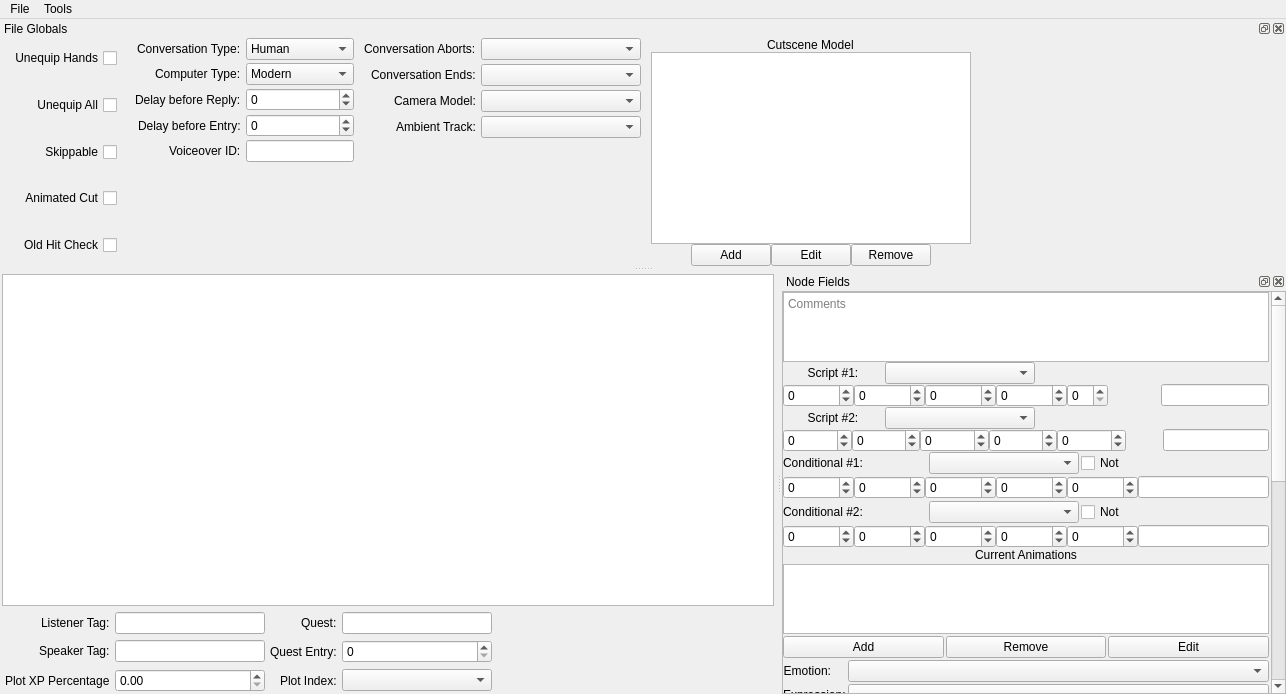
Old version of the form Tools/HolocronToolset/src/ui/editors/dlg.ui in the repository NickHugi/PyKotor.
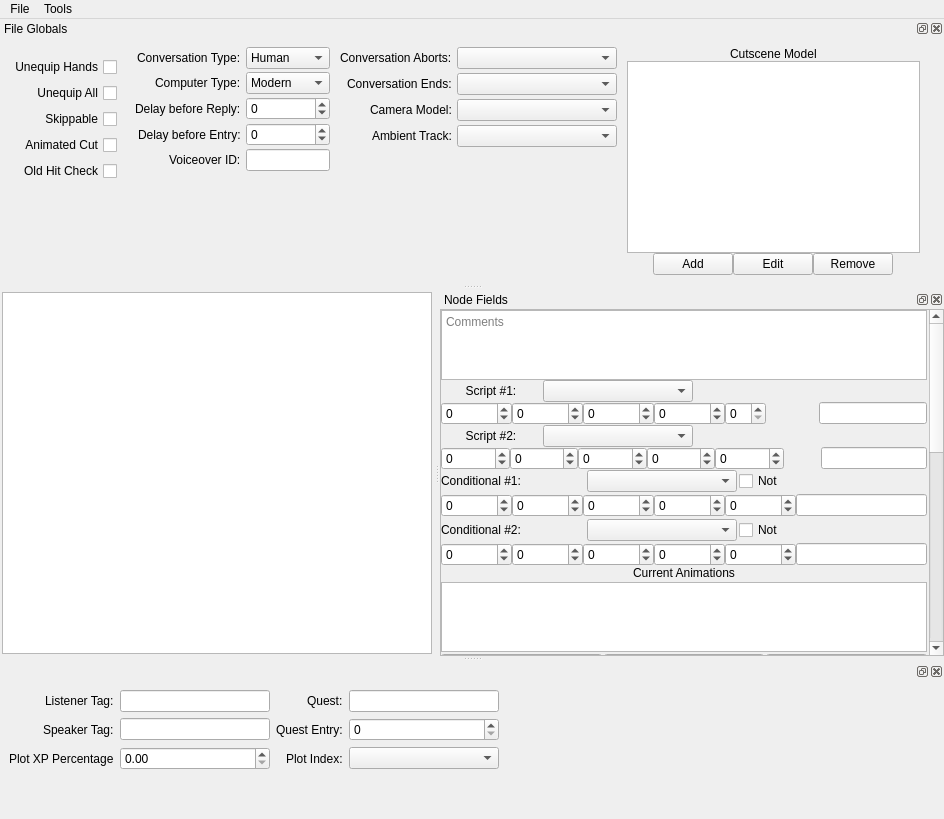
New version of the form. Custom widgets are drawn as their Qt base class.

Diff of the .ui file:
```diff
--- a/Tools/HolocronToolset/src/ui/editors/dlg.ui
+++ b/Tools/HolocronToolset/src/ui/editors/dlg.ui
@@ -6,8 +6,8 @@
    <rect>
     <x>0</x>
     <y>0</y>
-    <width>1286</width>
-    <height>694</height>
+    <width>944</width>
+    <height>819</height>
    </rect>
   </property>
   <property name="mouseTracking">
@@ -59,222 +59,6 @@
       </item>
      </layout>
     </item>
-    <item>
-     <layout class="QGridLayout" name="gridLayout">
-      <property name="leftMargin">
-       <number>3</number>
-      </property>
-      <property name="topMargin">
-       <number>0</number>
-      </property>
-      <property name="rightMargin">
-       <number>3</number>
-      </property>
-      <property name="bottomMargin">
-       <number>0</number>
-      </property>
-      <property name="horizontalSpacing">
-       <number>5</number>
-      </property>
-      <item row="0" column="3">
-       <widget class="QLineEdit" name="questEdit">
-        <property name="sizePolicy">
-         <sizepolicy hsizetype="Minimum" vsizetype="Fixed">
-          <horstretch>0</horstretch>
-          <verstretch>0</verstretch>
-         </sizepolicy>
-        </property>
-        <property name="minimumSize">
-         <size>
-          <width>150</width>
-          <height>0</height>
-         </size>
-        </property>
-        <property name="maximumSize">
-         <size>
-          <width>250</width>
-          <height>16777215</height>
-         </size>
-        </property>
-       </widget>
-      </item>
-      <item row="2" column="1">
-       <widget class="QDoubleSpinBox" name="plotXpSpin">
-        <property name="sizePolicy">
-         <sizepolicy hsizetype="Minimum" vsizetype="Fixed">
-          <horstretch>0</horstretch>
-          <verstretch>0</verstretch>
-         </sizepolicy>
-        </property>
-        <property name="minimumSize">
-         <size>
-          <width>150</width>
-          <height>0</height>
-         </size>
-        </property>
-        <property name="maximumSize">
-         <size>
-          <width>250</width>
-          <height>16777215</height>
-         </size>
-        </property>
-       </widget>
-      </item>
-      <item row="1" column="2" alignment="Qt::AlignRight">
-       <widget class="QLabel" name="questEntryLabel">
-        <property name="text">
-         <string>Quest Entry:</string>
-        </property>
-       </widget>
-      </item>
-      <item row="0" column="2" alignment="Qt::AlignRight">
-       <widget class="QLabel" name="questLabel">
-        <property name="text">
-         <string>Quest:</string>
-        </property>
-       </widget>
-      </item>
-      <item row="0" column="1">
-       <widget class="QLineEdit" name="listenerEdit">
-        <property name="sizePolicy">
-         <sizepolicy hsizetype="Minimum" vsizetype="Fixed">
-          <horstretch>0</horstretch>
-          <verstretch>0</verstretch>
-         </sizepolicy>
-        </property>
-        <property name="minimumSize">
-         <size>
-          <width>150</width>
-          <height>0</height>
-         </size>
-        </property>
-        <property name="maximumSize">
-         <size>
-          <width>250</width>
-          <height>16777215</height>
-         </size>
-        </property>
-       </widget>
-      </item>
-      <item row="0" column="0" alignment="Qt::AlignRight|Qt::AlignVCenter">
-       <widget class="QLabel" name="listenerTagLabel">
-        <property name="sizePolicy">
-         <sizepolicy hsizetype="Minimum" vsizetype="Preferred">
-          <horstretch>0</horstretch>
-          <verstretch>0</verstretch>
-         </sizepolicy>
-        </property>
-        <property name="text">
-         <string>Listener Tag:</string>
-        </property>
-       </widget>
-      </item>
-      <item row="1" column="1">
-       <widget class="QLineEdit" name="speakerEdit">
-        <property name="sizePolicy">
-         <sizepolicy hsizetype="Minimum" vsizetype="Fixed">
-          <horstretch>0</horstretch>
-          <verstretch>0</verstretch>
-         </sizepolicy>
-        </property>
-        <property name="minimumSize">
-         <size>
-          <width>150</width>
-          <height>0</height>
-         </size>
-        </property>
-        <property name="maximumSize">
-         <size>
-          <width>250</width>
-          <height>16777215</height>
-         </size>
-        </property>
-       </widget>
-      </item>
-      <item row="1" column="3">
-       <widget class="GFFFieldSpinBox" name="questEntrySpin">
-        <property name="minimumSize">
-         <size>
-          <width>150</width>
-          <height>0</height>
-         </size>
-        </property>
-        <property name="maximumSize">
-         <size>
-          <width>250</width>
-          <height>16777215</height>
-         </size>
-        </property>
-       </widget>
-      </item>
-      <item row="1" column="0" alignment="Qt::AlignRight|Qt::AlignVCenter">
-       <widget class="QLabel" name="speakerEditLabel">
-        <property name="text">
-         <string>Speaker Tag:</string>
-        </property>
-       </widget>
-      </item>
-      <item row="2" column="0" alignment="Qt::AlignRight">
-       <widget class="QLabel" name="plotXpPercentLabel">
-        <property name="text">
-         <string>Plot XP Percentage</string>
-        </property>
-       </widget>
-      </item>
-      <item row="1" column="4">
-       <spacer name="horizontalSpacer">
-        <property name="orientation">
-         <enum>Qt::Horizontal</enum>
-        </property>
-        <property name="sizeHint" stdset="0">
-         <size>
-          <width>40</width>
-          <height>20</height>
-         </size>
-        </property>
-       </spacer>
-      </item>
-      <item row="0" column="4">
-       <spacer name="horizontalSpacer_2">
-        <property name="orientation">
-         <enum>Qt::Horizontal</enum>
-        </property>
-        <property name="sizeHint" stdset="0">
-         <size>
-          <width>40</width>
-          <height>20</height>
-         </size>
-        </property>
-       </spacer>
-      </item>
-      <item row="2" column="4">
-       <spacer name="horizontalSpacer_3">
-        <property name="orientation">
-         <enum>Qt::Horizontal</enum>
-        </property>
-        <property name="sizeHint" stdset="0">
-         <size>
-          <width>40</width>
-          <height>20</height>
-         </size>
-        </property>
-       </spacer>
-      </item>
-      <item row="2" column="2" alignment="Qt::AlignRight">
-       <widget class="QLabel" name="plotIndexLabel">
-        <property name="whatsThis">
-         <string>GFF Field &quot;PlotIndex&quot; Int32</string>
-        </property>
-        <property name="text">
-         <string>Plot Index:</string>
-        </property>
-       </widget>
-      </item>
-      <item row="2" column="3">
-       <widget class="ComboBox2DA" name="plotIndexCombo"/>
-      </item>
-     </layout>
-    </item>
    </layout>
   </widget>
   <widget class="QDockWidget" name="rightDockWidget">
@@ -311,7 +95,7 @@
       <rect>
        <x>0</x>
        <y>0</y>
-       <width>449</width>
+       <width>302</width>
        <height>903</height>
       </rect>
      </property>
@@ -1516,7 +1300,7 @@
     <rect>
      <x>0</x>
      <y>0</y>
-     <width>1286</width>
+     <width>944</width>
      <height>21</height>
     </rect>
    </property>
@@ -1559,112 +1343,116 @@
     <number>4</number>
    </attribute>
    <widget class="QWidget" name="topDockWidgetContents">
-    <layout class="QHBoxLayout" name="horizontalLayout_13">
-     <property name="sizeConstraint">
-      <enum>QLayout::SetMinimumSize</enum>
-     </property>
-     <property name="leftMargin">
-      <number>9</number>
-     </property>
-     <property name="topMargin">
-      <number>0</number>
-     </property>
-     <property name="rightMargin">
-      <number>0</number>
-     </property>
-     <property name="bottomMargin">
-      <number>0</number>
-     </property>
-     <item>
-      <widget class="QWidget" name="widget" native="true">
-       <property name="sizePolicy">
-        <sizepolicy hsizetype="Minimum" vsizetype="Minimum">
-         <horstretch>0</horstretch>
-         <verstretch>0</verstretch>
-        </sizepolicy>
+    <layout class="QGridLayout" name="gridLayout_5">
+     <item row="0" column="3">
+      <layout class="QVBoxLayout" name="verticalLayout">
+       <property name="spacing">
+        <number>0</number>
        </property>
-       <property name="layoutDirection">
-        <enum>Qt::RightToLeft</enum>
+       <property name="sizeConstraint">
+        <enum>QLayout::SetMinimumSize</enum>
        </property>
-       <layout class="QGridLayout" name="gridLayout_4">
-        <property name="sizeConstraint">
-         <enum>QLayout::SetMinimumSize</enum>
-        </property>
-        <property name="leftMargin">
-         <number>0</number>
-        </property>
-        <property name="topMargin">
-         <number>0</number>
-        </property>
-        <property name="rightMargin">
-         <number>10</number>
-        </property>
-        <property name="bottomMargin">
-         <number>0</number>
-        </property>
-        <item row="0" column="0" alignment="Qt::AlignRight|Qt::AlignVCenter">
-         <widget class="QCheckBox" name="unequipHandsCheckbox">
-          <property name="text">
-           <string>Unequip Hands</string>
-          </property>
-         </widget>
-        </item>
-        <item row="1" column="0" alignment="Qt::AlignLeft|Qt::AlignVCenter">
-         <widget class="QCheckBox" name="unequipAllCheckbox">
-          <property name="sizePolicy">
-           <sizepolicy hsizetype="Minimum" vsizetype="Minimum">
-            <horstretch>0</horstretch>
-            <verstretch>0</verstretch>
-           </sizepolicy>
-          </property>
-          <property name="text">
-           <string>Unequip All</string>
-          </property>
-         </widget>
-        </item>
-        <item row="2" column="0" alignment="Qt::AlignLeft|Qt::AlignVCenter">
-         <widget class="QCheckBox" name="skippableCheckbox">
-          <property name="sizePolicy">
-           <sizepolicy hsizetype="Minimum" vsizetype="Minimum">
-            <horstretch>0</horstretch>
-            <verstretch>0</verstretch>
-           </sizepolicy>
-          </property>
-          <property name="text">
-           <string>Skippable</string>
-          </property>
-         </widget>
-        </item>
-        <item row="3" column="0" alignment="Qt::AlignLeft|Qt::AlignVCenter">
-         <widget class="QCheckBox" name="animatedCutCheckbox">
-          <property name="sizePolicy">
-           <sizepolicy hsizetype="Minimum" vsizetype="Minimum">
-            <horstretch>0</horstretch>
-            <verstretch>0</verstretch>
-           </sizepolicy>
-          </property>
-          <property name="text">
-           <string>Animated Cut</string>
-          </property>
-         </widget>
-        </item>
-        <item row="4" column="0" alignment="Qt::AlignLeft|Qt::AlignVCenter">
-         <widget class="QCheckBox" name="oldHitCheckbox">
-          <property name="sizePolicy">
-           <sizepolicy hsizetype="Minimum" vsizetype="Minimum">
-            <horstretch>0</horstretch>
-            <verstretch>0</verstretch>
-           </sizepolicy>
-          </property>
-          <property name="text">
-           <string>Old Hit Check</string>
-          </property>
-         </widget>
-        </item>
-       </layout>
-      </widget>
+       <property name="leftMargin">
+        <number>2</number>
+       </property>
+       <property name="rightMargin">
+        <number>2</number>
+       </property>
+       <item alignment="Qt::AlignHCenter">
+        <widget class="QLabel" name="cutsceneModelLabel">
+         <property name="text">
+          <string>Cutscene Model</string>
+         </property>
+        </widget>
+       </item>
+       <item>
+        <widget class="QListWidget" name="stuntList">
+         <property name="toolTip">
+          <string>&lt;html&gt;&lt;head/&gt;&lt;body&gt;&lt;p&gt;Dialogue Stunts list&lt;/p&gt;&lt;/body&gt;&lt;/html&gt;</string>
+         </property>
+        </widget>
+       </item>
+       <item>
+        <layout class="QHBoxLayout" name="horizontalLayout_5">
+         <property name="spacing">
+          <number>0</number>
+         </property>
+         <item>
+          <spacer name="horizontalSpacer_10">
+           <property name="orientation">
+            <enum>Qt::Horizontal</enum>
+           </property>
+           <property name="sizeHint" stdset="0">
+            <size>
+             <width>40</width>
+             <height>20</height>
+            </size>
+           </property>
+          </spacer>
+         </item>
+         <item>
+          <widget class="QPushButton" name="addStuntButton">
+           <property name="sizePolicy">
+            <sizepolicy hsizetype="Maximum" vsizetype="Fixed">
+             <horstretch>0</horstretch>
+             <verstretch>0</verstretch>
+            </sizepolicy>
+           </property>
+           <property name="baseSize">
+            <size>
+             <width>20</width>
+             <height>0</height>
+            </size>
+           </property>
+           <property name="text">
+            <string>Add</string>
+           </property>
+          </widget>
+         </item>
+         <item>
+          <widget class="QPushButton" name="editStuntButton">
+           <property name="sizePolicy">
+            <sizepolicy hsizetype="Maximum" vsizetype="Fixed">
+             <horstretch>0</horstretch>
+             <verstretch>0</verstretch>
+            </sizepolicy>
+           </property>
+           <property name="text">
+            <string>Edit</string>
+           </property>
+          </widget>
+         </item>
+         <item>
+          <widget class="QPushButton" name="removeStuntButton">
+           <property name="sizePolicy">
+            <sizepolicy hsizetype="Maximum" vsizetype="Fixed">
+             <horstretch>0</horstretch>
+             <verstretch>0</verstretch>
+            </sizepolicy>
+           </property>
+           <property name="text">
+            <string>Remove</string>
+           </property>
+          </widget>
+         </item>
+         <item>
+          <spacer name="horizontalSpacer_11">
+           <property name="orientation">
+            <enum>Qt::Horizontal</enum>
+           </property>
+           <property name="sizeHint" stdset="0">
+            <size>
+             <width>40</width>
+             <height>20</height>
+            </size>
+           </property>
+          </spacer>
+         </item>
+        </layout>
+       </item>
+      </layout>
      </item>
-     <item>
+     <item row="0" column="1">
       <layout class="QGridLayout" name="gridLayout_3">
        <property name="leftMargin">
         <number>2</number>
@@ -1825,7 +1613,7 @@
        </item>
       </layout>
      </item>
-     <item>
+     <item row="0" column="2">
       <layout class="QGridLayout" name="gridLayout_2">
        <property name="sizeConstraint">
         <enum>QLayout::SetMinimumSize</enum>
@@ -1935,115 +1723,109 @@
        </item>
       </layout>
      </item>
-     <item>
-      <layout class="QVBoxLayout" name="verticalLayout">
-       <property name="spacing">
-        <number>0</number>
+     <item row="0" column="0">
+      <widget class="QWidget" name="widget" native="true">
+       <property name="sizePolicy">
+        <sizepolicy hsizetype="Minimum" vsizetype="Minimum">
+         <horstretch>0</horstretch>
+         <verstretch>0</verstretch>
+        </sizepolicy>
        </property>
-       <property name="sizeConstraint">
-        <enum>QLayout::SetMinimumSize</enum>
+       <property name="layoutDirection">
+        <enum>Qt::RightToLeft</enum>
        </property>
-       <property name="leftMargin">
-        <number>2</number>
-       </property>
-       <property name="rightMargin">
-        <number>2</number>
-       </property>
-       <item alignment="Qt::AlignHCenter">
-        <widget class="QLabel" name="cutsceneModelLabel">
-         <property name="text">
-          <string>Cutscene Model</string>
-         </property>
-        </widget>
-       </item>
-       <item>
-        <widget class="QListWidget" name="stuntList">
-         <property name="toolTip">
-          <string>&lt;html&gt;&lt;head/&gt;&lt;body&gt;&lt;p&gt;Dialogue Stunts list&lt;/p&gt;&lt;/body&gt;&lt;/html&gt;</string>
-         </property>
-        </widget>
-       </item>
-       <item>
-        <layout class="QHBoxLayout" name="horizontalLayout_5">
-         <property name="spacing">
-          <number>0</number>
-         </property>
-         <item>
-          <spacer name="horizontalSpacer_10">
-           <property name="orientation">
-            <enum>Qt::Horizontal</enum>
-           </property>
-           <property name="sizeHint" stdset="0">
-            <size>
-             <width>40</width>
-             <height>20</height>
-            </size>
-           </property>
-          </spacer>
-         </item>
-         <item>
-          <widget class="QPushButton" name="addStuntButton">
-           <property name="sizePolicy">
-            <sizepolicy hsizetype="Maximum" vsizetype="Fixed">
-             <horstretch>0</horstretch>
-             <verstretch>0</verstretch>
-            </sizepolicy>
-           </property>
-           <property name="baseSize">
-            <size>
-             <width>20</width>
-             <height>0</height>
-            </size>
-           </property>
-           <property name="text">
-            <string>Add</string>
-           </property>
-          </widget>
-         </item>
-         <item>
-          <widget class="QPushButton" name="editStuntButton">
-           <property name="sizePolicy">
-            <sizepolicy hsizetype="Maximum" vsizetype="Fixed">
-             <horstretch>0</horstretch>
-             <verstretch>0</verstretch>
-            </sizepolicy>
-           </property>
-           <property name="text">
-            <string>Edit</string>
-           </property>
-          </widget>
-         </item>
-         <item>
-          <widget class="QPushButton" name="removeStuntButton">
-           <property name="sizePolicy">
-            <sizepolicy hsizetype="Maximum" vsizetype="Fixed">
-             <horstretch>0</horstretch>
-             <verstretch>0</verstretch>
-            </sizepolicy>
-           </property>
-           <property name="text">
-            <string>Remove</string>
-           </property>
-          </widget>
-         </item>
-         <item>
-          <spacer name="horizontalSpacer_11">
-           <property name="orientation">
-            <enum>Qt::Horizontal</enum>
-           </property>
-           <property name="sizeHint" stdset="0">
-            <size>
-             <width>40</width>
-             <height>20</height>
-            </size>
-           </property>
-          </spacer>
-         </item>
-        </layout>
-       </item>
-      </layout>
+       <layout class="QGridLayout" name="gridLayout_4">
+        <property name="sizeConstraint">
+         <enum>QLayout::SetMinimumSize</enum>
+        </property>
+        <property name="leftMargin">
+         <number>0</number>
+        </property>
+        <property name="topMargin">
+         <number>10</number>
+        </property>
+        <property name="rightMargin">
+         <number>10</number>
+        </property>
+        <property name="bottomMargin">
+         <number>0</number>
+        </property>
+        <item row="3" column="0" alignment="Qt::AlignLeft|Qt::AlignVCenter">
+         <widget class="QCheckBox" name="animatedCutCheckbox">
+          <property name="sizePolicy">
+           <sizepolicy hsizetype="Minimum" vsizetype="Minimum">
+            <horstretch>0</horstretch>
+            <verstretch>0</verstretch>
+           </sizepolicy>
+          </property>
+          <property name="text">
+           <string>Animated Cut</string>
+          </property>
+         </widget>
+        </item>
+        <item row="0" column="0" alignment="Qt::AlignRight|Qt::AlignVCenter">
+         <widget class="QCheckBox" name="unequipHandsCheckbox">
+          <property name="text">
+           <string>Unequip Hands</string>
+          </property>
+         </widget>
+        </item>
+        <item row="1" column="0" alignment="Qt::AlignLeft|Qt::AlignVCenter">
+         <widget class="QCheckBox" name="unequipAllCheckbox">
+          <property name="sizePolicy">
+           <sizepolicy hsizetype="Minimum" vsizetype="Minimum">
+            <horstretch>0</horstretch>
+            <verstretch>0</verstretch>
+           </sizepolicy>
+          </property>
+          <property name="text">
+           <string>Unequip All</string>
+          </property>
+         </widget>
+        </item>
+        <item row="4" column="0" alignment="Qt::AlignLeft|Qt::AlignVCenter">
+         <widget class="QCheckBox" name="oldHitCheckbox">
+          <property name="sizePolicy">
+           <sizepolicy hsizetype="Minimum" vsizetype="Minimum">
+            <horstretch>0</horstretch>
+            <verstretch>0</verstretch>
+           </sizepolicy>
+          </property>
+          <property name="text">
+           <string>Old Hit Check</string>
+          </property>
+         </widget>
+        </item>
+        <item row="2" column="0" alignment="Qt::AlignLeft|Qt::AlignVCenter">
+         <widget class="QCheckBox" name="skippableCheckbox">
+          <property name="sizePolicy">
+           <sizepolicy hsizetype="Minimum" vsizetype="Minimum">
+            <horstretch>0</horstretch>
+            <verstretch>0</verstretch>
+           </sizepolicy>
+          </property>
+          <property name="text">
+           <string>Skippable</string>
+          </property>
+         </widget>
+        </item>
+        <item row="5" column="0">
+         <spacer name="verticalSpacer_5">
+          <property name="orientation">
+           <enum>Qt::Vertical</enum>
+          </property>
+          <property name="sizeHint" stdset="0">
+           <size>
+            <width>20</width>
+            <height>40</height>
+           </size>
+          </property>
+         </spacer>
+        </item>
+       </layout>
+      </widget>
      </item>
-     <item>
+     <item row="0" column="4">
       <spacer name="horizontalSpacer_12">
        <property name="orientation">
         <enum>Qt::Horizontal</enum>
@@ -2059,6 +1841,241 @@
     </layout>
    </widget>
   </widget>
+  <widget class="QDockWidget" name="dockWidget">
+   <property name="allowedAreas">
+    <set>Qt::BottomDockWidgetArea|Qt::TopDockWidgetArea</set>
+   </property>
+   <attribute name="dockWidgetArea">
+    <number>8</number>
+   </attribute>
+   <widget class="QWidget" name="dockWidgetContents">
+    <layout class="QGridLayout" name="gridLayout">
+     <item row="3" column="2" alignment="Qt::AlignRight">
+      <widget class="QLabel" name="plotIndexLabel">
+       <property name="whatsThis">
+        <string>GFF Field &quot;PlotIndex&quot; Int32</string>
+       </property>
+       <property name="text">
+        <string>Plot Index:</string>
+       </property>
+      </widget>
+     </item>
+     <item row="3" column="4">
+      <spacer name="horizontalSpacer_3">
+       <property name="orientation">
+        <enum>Qt::Horizontal</enum>
+       </property>
+       <property name="sizeHint" stdset="0">
+        <size>
+         <width>788</width>
+         <height>20</height>
+        </size>
+       </property>
+      </spacer>
+     </item>
+     <item row="2" column="4">
+      <spacer name="horizontalSpacer">
+       <property name="orientation">
+        <enum>Qt::Horizontal</enum>
+       </property>
+       <property name="sizeHint" stdset="0">
+        <size>
+         <width>788</width>
+         <height>20</height>
+        </size>
+       </property>
+      </spacer>
+     </item>
+     <item row="2" column="0" alignment="Qt::AlignRight">
+      <widget class="QLabel" name="speakerEditLabel">
+       <property name="text">
+        <string>Speaker Tag:</string>
+       </property>
+      </widget>
+     </item>
+     <item row="3" column="3">
+      <widget class="ComboBox2DA" name="plotIndexCombo"/>
+     </item>
+     <item row="1" column="0" alignment="Qt::AlignRight">
+      <widget class="QLabel" name="listenerTagLabel">
+       <property name="sizePolicy">
+        <sizepolicy hsizetype="Minimum" vsizetype="Preferred">
+         <horstretch>0</horstretch>
+         <verstretch>0</verstretch>
+        </sizepolicy>
+       </property>
+       <property name="text">
+        <string>Listener Tag:</string>
+       </property>
+      </widget>
+     </item>
+     <item row="1" column="2" alignment="Qt::AlignRight">
+      <widget class="QLabel" name="questLabel">
+       <property name="text">
+        <string>Quest:</string>
+       </property>
+      </widget>
+     </item>
+     <item row="2" column="2" alignment="Qt::AlignRight">
+      <widget class="QLabel" name="questEntryLabel">
+       <property name="text">
+        <string>Quest Entry:</string>
+       </property>
+      </widget>
+     </item>
+     <item row="1" column="4">
+      <spacer name="horizontalSpacer_2">
+       <property name="orientation">
+        <enum>Qt::Horizontal</enum>
+       </property>
+       <property name="sizeHint" stdset="0">
+        <size>
+         <width>788</width>
+         <height>20</height>
+        </size>
+       </property>
+      </spacer>
+     </item>
+     <item row="3" column="0">
+      <widget class="QLabel" name="plotXpPercentLabel">
+       <property name="text">
+        <string>Plot XP Percentage</string>
+       </property>
+      </widget>
+     </item>
+     <item row="1" column="1">
+      <widget class="QLineEdit" name="listenerEdit">
+       <property name="sizePolicy">
+        <sizepolicy hsizetype="Minimum" vsizetype="Fixed">
+         <horstretch>0</horstretch>
+         <verstretch>0</verstretch>
+        </sizepolicy>
+       </property>
+       <property name="minimumSize">
+        <size>
+         <width>150</width>
+         <height>0</height>
+        </size>
+       </property>
+       <property name="maximumSize">
+        <size>
+         <width>250</width>
+         <height>16777215</height>
+        </size>
+       </property>
+      </widget>
+     </item>
+     <item row="1" column="3">
+      <widget class="QLineEdit" name="questEdit">
+       <property name="sizePolicy">
+        <sizepolicy hsizetype="Minimum" vsizetype="Fixed">
+         <horstretch>0</horstretch>
+         <verstretch>0</verstretch>
+        </sizepolicy>
+       </property>
+       <property name="minimumSize">
+        <size>
+         <width>150</width>
+         <height>0</height>
+        </size>
+       </property>
+       <property name="maximumSize">
+        <size>
+         <width>250</width>
+         <height>16777215</height>
+        </size>
+       </property>
+      </widget>
+     </item>
+     <item row="2" column="1">
+      <widget class="QLineEdit" name="speakerEdit">
+       <property name="sizePolicy">
+        <sizepolicy hsizetype="Minimum" vsizetype="Fixed">
+         <horstretch>0</horstretch>
+         <verstretch>0</verstretch>
+        </sizepolicy>
+       </property>
+       <property name="minimumSize">
+        <size>
+         <width>150</width>
+         <height>0</height>
+        </size>
+       </property>
+       <property name="maximumSize">
+        <size>
+         <width>250</width>
+         <height>16777215</height>
+        </size>
+       </property>
+      </widget>
+     </item>
+     <item row="2" column="3">
+      <widget class="GFFFieldSpinBox" name="questEntrySpin">
+       <property name="minimumSize">
+        <size>
+         <width>150</width>
+         <height>0</height>
+        </size>
+       </property>
+       <property name="maximumSize">
+        <size>
+         <width>250</width>
+         <height>16777215</height>
+        </size>
+       </property>
+      </widget>
+     </item>
+     <item row="3" column="1">
+      <widget class="QDoubleSpinBox" name="plotXpSpin">
+       <property name="sizePolicy">
+        <sizepolicy hsizetype="Minimum" vsizetype="Fixed">
+         <horstretch>0</horstretch>
+         <verstretch>0</verstretch>
+        </sizepolicy>
+       </property>
+       <property name="minimumSize">
+        <size>
+         <width>150</width>
+         <height>0</height>
+        </size>
+       </property>
+       <property name="maximumSize">
+        <size>
+         <width>250</width>
+         <height>16777215</height>
+        </size>
+       </property>
+      </widget>
+     </item>
+     <item row="4" column="3">
+      <spacer name="verticalSpacer_3">
+       <property name="orientation">
+        <enum>Qt::Vertical</enum>
+       </property>
+       <property name="sizeHint" stdset="0">
+        <size>
+         <width>20</width>
+         <height>40</height>
+        </size>
+       </property>
+      </spacer>
+     </item>
+    </layout>
+    <zorder>plotIndexLabel</zorder>
+    <zorder>speakerEditLabel</zorder>
+    <zorder>plotIndexCombo</zorder>
+    <zorder>questLabel</zorder>
+    <zorder>questEntryLabel</zorder>
+    <zorder>plotXpPercentLabel</zorder>
+    <zorder>listenerEdit</zorder>
+    <zorder>questEdit</zorder>
+    <zorder>speakerEdit</zorder>
+    <zorder>questEntrySpin</zorder>
+    <zorder>plotXpSpin</zorder>
+    <zorder>listenerTagLabel</zorder>
+    <zorder>verticalSpacer_3</zorder>
+   </widget>
+  </widget>
   <action name="actionNew">
    <property name="text">
     <string>New</string>
```
Left out of the diff: 3 changed lines with no effect on the pictures.
